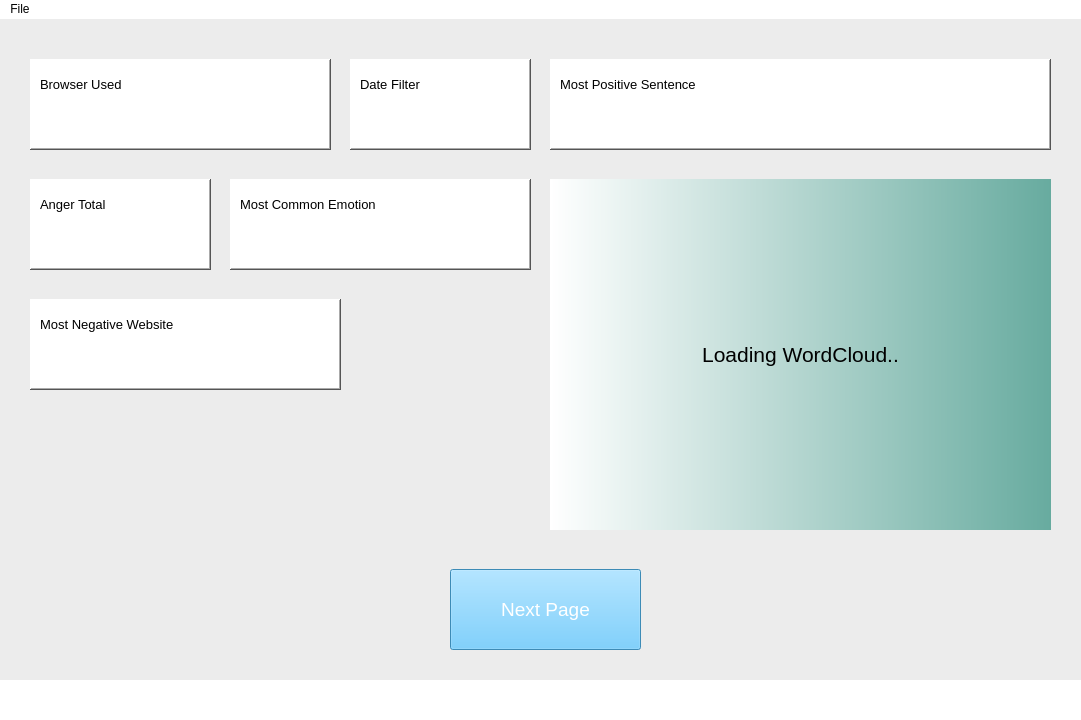
Before: the Qt Designer form src/pyqt/uiFiles/main_window.ui in gerardpslowey/eMot, drawn with Qt 5.
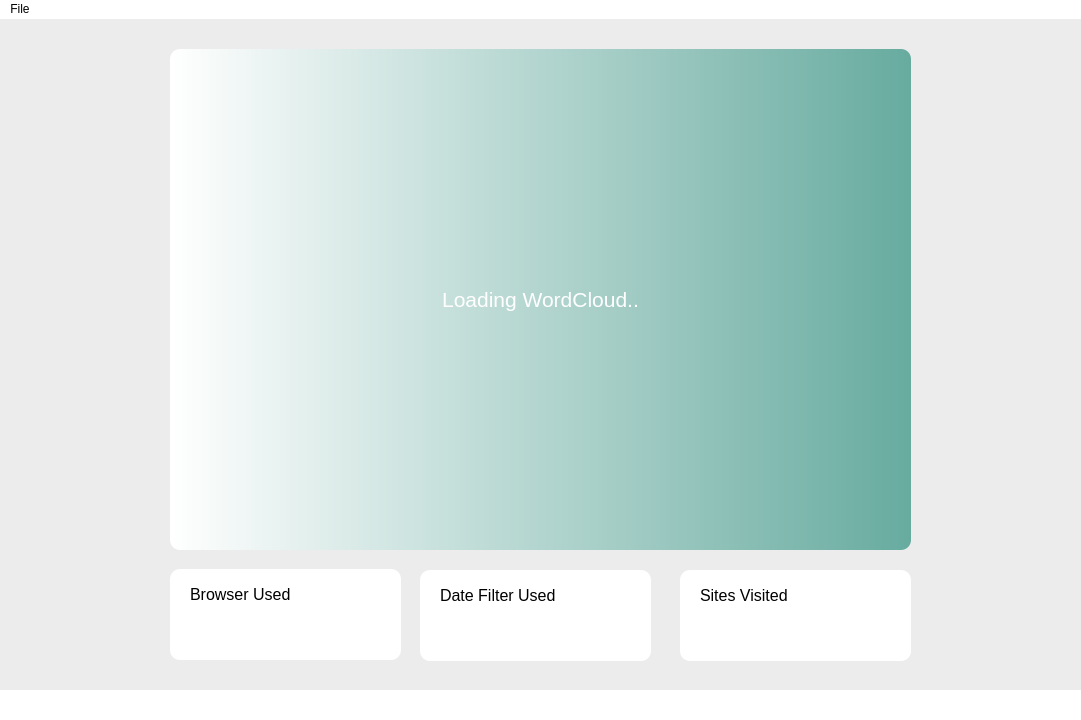
After: the same form once the commit is applied. The open tabs and pages were chosen to show the change. Icons and pictures are not drawn.

```diff
--- a/src/pyqt/uiFiles/main_window.ui
+++ b/src/pyqt/uiFiles/main_window.ui
@@ -42,7 +42,7 @@
       <x>0</x>
       <y>0</y>
       <width>1081</width>
-      <height>661</height>
+      <height>671</height>
      </rect>
     </property>
     <property name="font">
@@ -58,11 +58,14 @@
     <property name="layoutDirection">
      <enum>Qt::LeftToRight</enum>
     </property>
+    <property name="styleSheet">
+     <string notr="true"/>
+    </property>
     <property name="frameShape">
      <enum>QFrame::NoFrame</enum>
     </property>
     <property name="currentIndex">
-     <number>2</number>
+     <number>1</number>
     </property>
     <widget class="QWidget" name="homePage">
      <widget class="QLabel" name="browserTextLabel">
@@ -197,9 +200,9 @@
       <property name="geometry">
        <rect>
         <x>390</x>
-        <y>30</y>
+        <y>28</y>
         <width>279</width>
-        <height>119</height>
+        <height>121</height>
        </rect>
       </property>
       <property name="font">
@@ -264,7 +267,8 @@
 selection-color: rgb(0, 0, 0);
 background-color: rgb(103, 171, 159);
 selection-background-color: rgb(68, 112, 104);
-border: 1px solid black;</string>
+border: 1px solid black;
+border-radius: 10px;</string>
       </property>
       <property name="text">
        <string>Go!</string>
@@ -351,10 +355,10 @@
      <widget class="QLabel" name="emotHeader2">
       <property name="geometry">
        <rect>
-        <x>390</x>
-        <y>50</y>
-        <width>279</width>
-        <height>81</height>
+        <x>388</x>
+        <y>40</y>
+        <width>281</width>
+        <height>91</height>
        </rect>
       </property>
       <property name="font">
@@ -377,7 +381,7 @@
         <x>260</x>
         <y>130</y>
         <width>531</width>
-        <height>281</height>
+        <height>301</height>
        </rect>
       </property>
       <property name="font">
@@ -385,6 +389,10 @@
         <pointsize>10</pointsize>
        </font>
       </property>
+      <property name="styleSheet">
+       <string notr="true">border: 1px solid black;
+border-radius: 10px;</string>
+      </property>
       <property name="sizeAdjustPolicy">
        <enum>QAbstractScrollArea::AdjustIgnored</enum>
       </property>
@@ -395,9 +403,9 @@
      <widget class="QPushButton" name="results_button">
       <property name="geometry">
        <rect>
-        <x>390</x>
+        <x>380</x>
         <y>450</y>
-        <width>281</width>
+        <width>291</width>
         <height>101</height>
        </rect>
       </property>
@@ -415,10 +423,11 @@
       <property name="styleSheet">
        <string notr="true">color: rgb(255, 255, 255);
 background-color: rgb(255, 125, 102);
-border: 1px solid black;</string>
+border: 1px solid black;
+border-radius: 10px;</string>
       </property>
       <property name="text">
-       <string>Show Results!</string>
+       <string>Calculating...</string>
       </property>
      </widget>
     </widget>
@@ -426,285 +435,13 @@
      <property name="styleSheet">
       <string notr="true">background-color: rgb(236, 236, 236);</string>
      </property>
-     <widget class="QFrame" name="frame">
-      <property name="geometry">
-       <rect>
-        <x>230</x>
-        <y>160</y>
-        <width>301</width>
-        <height>91</height>
-       </rect>
-      </property>
-      <property name="font">
-       <font>
-        <pointsize>10</pointsize>
-        <weight>75</weight>
-        <bold>true</bold>
-       </font>
-      </property>
-      <property name="statusTip">
-       <string>Most Common Emotion</string>
-      </property>
-      <property name="styleSheet">
-       <string notr="true">background-color: rgb(255, 255, 255);</string>
-      </property>
-      <property name="frameShape">
-       <enum>QFrame::WinPanel</enum>
-      </property>
-      <property name="frameShadow">
-       <enum>QFrame::Raised</enum>
-      </property>
-      <widget class="QTextEdit" name="commonTextEdit">
-       <property name="geometry">
-        <rect>
-         <x>10</x>
-         <y>40</y>
-         <width>221</width>
-         <height>31</height>
-        </rect>
-       </property>
-       <property name="font">
-        <font>
-         <pointsize>10</pointsize>
-         <weight>75</weight>
-         <bold>true</bold>
-        </font>
-       </property>
-       <property name="frameShape">
-        <enum>QFrame::NoFrame</enum>
-       </property>
-       <property name="readOnly">
-        <bool>true</bool>
-       </property>
-       <property name="html">
-        <string>&lt;!DOCTYPE HTML PUBLIC &quot;-//W3C//DTD HTML 4.0//EN&quot; &quot;http://www.w3.org/TR/REC-html40/strict.dtd&quot;&gt;
-&lt;html&gt;&lt;head&gt;&lt;meta name=&quot;qrichtext&quot; content=&quot;1&quot; /&gt;&lt;style type=&quot;text/css&quot;&gt;
-p, li { white-space: pre-wrap; }
-&lt;/style&gt;&lt;/head&gt;&lt;body style=&quot; font-family:'MS Shell Dlg 2'; font-size:10pt; font-weight:600; font-style:normal;&quot;&gt;
-&lt;p style=&quot;-qt-paragraph-type:empty; margin-top:0px; margin-bottom:0px; margin-left:0px; margin-right:0px; -qt-block-indent:0; text-indent:0px;&quot;&gt;&lt;br /&gt;&lt;/p&gt;&lt;/body&gt;&lt;/html&gt;</string>
-       </property>
-      </widget>
-      <widget class="QLabel" name="commonLabel">
-       <property name="geometry">
-        <rect>
-         <x>10</x>
-         <y>15</y>
-         <width>221</width>
-         <height>21</height>
-        </rect>
-       </property>
-       <property name="font">
-        <font>
-         <pointsize>10</pointsize>
-        </font>
-       </property>
-       <property name="statusTip">
-        <string/>
-       </property>
-       <property name="layoutDirection">
-        <enum>Qt::LeftToRight</enum>
-       </property>
-       <property name="text">
-        <string>Most Common Emotion</string>
-       </property>
-       <property name="alignment">
-        <set>Qt::AlignLeading|Qt::AlignLeft|Qt::AlignVCenter</set>
-       </property>
-       <property name="margin">
-        <number>4</number>
-       </property>
-      </widget>
-     </widget>
-     <widget class="QFrame" name="frame_2">
-      <property name="geometry">
-       <rect>
-        <x>30</x>
-        <y>280</y>
-        <width>311</width>
-        <height>91</height>
-       </rect>
-      </property>
-      <property name="statusTip">
-       <string>Most Negative Website</string>
-      </property>
-      <property name="styleSheet">
-       <string notr="true">background-color: rgb(255, 255, 255);</string>
-      </property>
-      <property name="frameShape">
-       <enum>QFrame::WinPanel</enum>
-      </property>
-      <property name="frameShadow">
-       <enum>QFrame::Raised</enum>
-      </property>
-      <widget class="QTextEdit" name="websiteTextEdit">
-       <property name="geometry">
-        <rect>
-         <x>10</x>
-         <y>40</y>
-         <width>231</width>
-         <height>31</height>
-        </rect>
-       </property>
-       <property name="font">
-        <font>
-         <pointsize>10</pointsize>
-         <weight>75</weight>
-         <bold>true</bold>
-        </font>
-       </property>
-       <property name="frameShape">
-        <enum>QFrame::NoFrame</enum>
-       </property>
-       <property name="readOnly">
-        <bool>true</bool>
-       </property>
-       <property name="html">
-        <string>&lt;!DOCTYPE HTML PUBLIC &quot;-//W3C//DTD HTML 4.0//EN&quot; &quot;http://www.w3.org/TR/REC-html40/strict.dtd&quot;&gt;
-&lt;html&gt;&lt;head&gt;&lt;meta name=&quot;qrichtext&quot; content=&quot;1&quot; /&gt;&lt;style type=&quot;text/css&quot;&gt;
-p, li { white-space: pre-wrap; }
-&lt;/style&gt;&lt;/head&gt;&lt;body style=&quot; font-family:'MS Shell Dlg 2'; font-size:10pt; font-weight:600; font-style:normal;&quot;&gt;
-&lt;p style=&quot;-qt-paragraph-type:empty; margin-top:0px; margin-bottom:0px; margin-left:0px; margin-right:0px; -qt-block-indent:0; text-indent:0px;&quot;&gt;&lt;br /&gt;&lt;/p&gt;&lt;/body&gt;&lt;/html&gt;</string>
-       </property>
-      </widget>
-      <widget class="QLabel" name="websiteLabel">
-       <property name="geometry">
-        <rect>
-         <x>10</x>
-         <y>10</y>
-         <width>231</width>
-         <height>31</height>
-        </rect>
-       </property>
-       <property name="font">
-        <font>
-         <pointsize>10</pointsize>
-        </font>
-       </property>
-       <property name="text">
-        <string>Most Negative Website</string>
-       </property>
-       <property name="alignment">
-        <set>Qt::AlignLeading|Qt::AlignLeft|Qt::AlignVCenter</set>
-       </property>
-       <property name="margin">
-        <number>4</number>
-       </property>
-      </widget>
-     </widget>
-     <widget class="QFrame" name="frame_3">
-      <property name="geometry">
-       <rect>
-        <x>550</x>
-        <y>40</y>
-        <width>501</width>
-        <height>91</height>
-       </rect>
-      </property>
-      <property name="statusTip">
-       <string>Most Positive Sentence</string>
-      </property>
-      <property name="styleSheet">
-       <string notr="true">background-color: rgb(255, 255, 255);</string>
-      </property>
-      <property name="frameShape">
-       <enum>QFrame::WinPanel</enum>
-      </property>
-      <property name="frameShadow">
-       <enum>QFrame::Raised</enum>
-      </property>
-      <widget class="QTextEdit" name="positiveTextEdit">
-       <property name="geometry">
-        <rect>
-         <x>10</x>
-         <y>40</y>
-         <width>481</width>
-         <height>41</height>
-        </rect>
-       </property>
-       <property name="font">
-        <font>
-         <pointsize>9</pointsize>
-         <weight>75</weight>
-         <bold>true</bold>
-        </font>
-       </property>
-       <property name="frameShape">
-        <enum>QFrame::NoFrame</enum>
-       </property>
-       <property name="horizontalScrollBarPolicy">
-        <enum>Qt::ScrollBarAlwaysOff</enum>
-       </property>
-       <property name="readOnly">
-        <bool>true</bool>
-       </property>
-       <property name="html">
-        <string>&lt;!DOCTYPE HTML PUBLIC &quot;-//W3C//DTD HTML 4.0//EN&quot; &quot;http://www.w3.org/TR/REC-html40/strict.dtd&quot;&gt;
-&lt;html&gt;&lt;head&gt;&lt;meta name=&quot;qrichtext&quot; content=&quot;1&quot; /&gt;&lt;style type=&quot;text/css&quot;&gt;
-p, li { white-space: pre-wrap; }
-&lt;/style&gt;&lt;/head&gt;&lt;body style=&quot; font-family:'MS Shell Dlg 2'; font-size:9pt; font-weight:600; font-style:normal;&quot;&gt;
-&lt;p style=&quot;-qt-paragraph-type:empty; margin-top:0px; margin-bottom:0px; margin-left:0px; margin-right:0px; -qt-block-indent:0; text-indent:0px;&quot;&gt;&lt;br /&gt;&lt;/p&gt;&lt;/body&gt;&lt;/html&gt;</string>
-       </property>
-      </widget>
-      <widget class="QLabel" name="positiveLabel">
-       <property name="geometry">
-        <rect>
-         <x>10</x>
-         <y>10</y>
-         <width>181</width>
-         <height>31</height>
-        </rect>
-       </property>
-       <property name="font">
-        <font>
-         <pointsize>10</pointsize>
-        </font>
-       </property>
-       <property name="text">
-        <string>Most Positive Sentence</string>
-       </property>
-       <property name="alignment">
-        <set>Qt::AlignLeading|Qt::AlignLeft|Qt::AlignVCenter</set>
-       </property>
-       <property name="wordWrap">
-        <bool>true</bool>
-       </property>
-       <property name="margin">
-        <number>4</number>
-       </property>
-      </widget>
-     </widget>
-     <widget class="QPushButton" name="nextPageButton">
-      <property name="geometry">
-       <rect>
-        <x>450</x>
-        <y>550</y>
-        <width>191</width>
-        <height>81</height>
-       </rect>
-      </property>
-      <property name="font">
-       <font>
-        <pointsize>14</pointsize>
-       </font>
-      </property>
-      <property name="statusTip">
-       <string>Look at the next page of results</string>
-      </property>
-      <property name="styleSheet">
-       <string notr="true">background-color: rgb(85, 195, 255);
-color: rgb(255, 255, 255);</string>
-      </property>
-      <property name="text">
-       <string>Next Page</string>
-      </property>
-     </widget>
      <widget class="QLabel" name="wordCloud">
       <property name="geometry">
        <rect>
-        <x>550</x>
-        <y>160</y>
-        <width>501</width>
-        <height>351</height>
+        <x>170</x>
+        <y>30</y>
+        <width>741</width>
+        <height>501</height>
        </rect>
       </property>
       <property name="font">
@@ -713,7 +450,9 @@
        </font>
       </property>
       <property name="styleSheet">
-       <string notr="true">background-color: qlineargradient(spread:pad, x1:0, y1:0, x2:1, y2:0, stop:0 rgba(255, 255, 255, 255), stop:1 rgba(103, 171, 159,255));</string>
+       <string notr="true">background-color: qlineargradient(spread:pad, x1:0, y1:0, x2:1, y2:0, stop:0 rgba(255, 255, 255, 255), stop:1 rgba(103, 171, 159,255));
+color: rgb(255, 255, 255);
+border-radius: 10px;</string>
       </property>
       <property name="text">
        <string>Loading WordCloud..</string>
@@ -722,39 +461,37 @@
        <set>Qt::AlignCenter</set>
       </property>
      </widget>
-     <widget class="QFrame" name="frame_6">
+     <widget class="QFrame" name="frame">
       <property name="geometry">
        <rect>
-        <x>30</x>
-        <y>40</y>
-        <width>301</width>
+        <x>170</x>
+        <y>550</y>
+        <width>231</width>
         <height>91</height>
        </rect>
       </property>
-      <property name="statusTip">
-       <string>The browser you chose</string>
-      </property>
       <property name="styleSheet">
-       <string notr="true">background-color: rgb(255, 255, 255);</string>
+       <string notr="true">background-color: rgb(255, 255, 255);
+border-radius: 10px;</string>
       </property>
       <property name="frameShape">
-       <enum>QFrame::WinPanel</enum>
+       <enum>QFrame::StyledPanel</enum>
       </property>
       <property name="frameShadow">
        <enum>QFrame::Raised</enum>
       </property>
-      <widget class="QTextEdit" name="browserUsedTextEdit">
+      <widget class="QPlainTextEdit" name="browserUsedEdit">
        <property name="geometry">
         <rect>
-         <x>10</x>
-         <y>40</y>
-         <width>271</width>
+         <x>20</x>
+         <y>50</y>
+         <width>201</width>
          <height>31</height>
         </rect>
        </property>
        <property name="font">
         <font>
-         <pointsize>10</pointsize>
+         <pointsize>12</pointsize>
          <weight>75</weight>
          <bold>true</bold>
         </font>
@@ -762,99 +499,84 @@
        <property name="frameShape">
         <enum>QFrame::NoFrame</enum>
        </property>
+       <property name="verticalScrollBarPolicy">
+        <enum>Qt::ScrollBarAlwaysOff</enum>
+       </property>
+       <property name="horizontalScrollBarPolicy">
+        <enum>Qt::ScrollBarAlwaysOff</enum>
+       </property>
        <property name="readOnly">
         <bool>true</bool>
        </property>
-       <property name="html">
-        <string>&lt;!DOCTYPE HTML PUBLIC &quot;-//W3C//DTD HTML 4.0//EN&quot; &quot;http://www.w3.org/TR/REC-html40/strict.dtd&quot;&gt;
-&lt;html&gt;&lt;head&gt;&lt;meta name=&quot;qrichtext&quot; content=&quot;1&quot; /&gt;&lt;style type=&quot;text/css&quot;&gt;
-p, li { white-space: pre-wrap; }
-&lt;/style&gt;&lt;/head&gt;&lt;body style=&quot; font-family:'MS Shell Dlg 2'; font-size:10pt; font-weight:600; font-style:normal;&quot;&gt;
-&lt;p style=&quot;-qt-paragraph-type:empty; margin-top:0px; margin-bottom:0px; margin-left:0px; margin-right:0px; -qt-block-indent:0; text-indent:0px;&quot;&gt;&lt;br /&gt;&lt;/p&gt;&lt;/body&gt;&lt;/html&gt;</string>
-       </property>
       </widget>
-      <widget class="QLabel" name="browserUsedLabel">
+      <widget class="QLabel" name="browserUsed">
        <property name="geometry">
         <rect>
-         <x>10</x>
-         <y>10</y>
-         <width>141</width>
-         <height>31</height>
+         <x>20</x>
+         <y>15</y>
+         <width>201</width>
+         <height>21</height>
         </rect>
        </property>
        <property name="font">
         <font>
-         <pointsize>10</pointsize>
+         <pointsize>12</pointsize>
         </font>
        </property>
        <property name="text">
         <string>Browser Used</string>
        </property>
-       <property name="alignment">
-        <set>Qt::AlignLeading|Qt::AlignLeft|Qt::AlignVCenter</set>
-       </property>
-       <property name="margin">
-        <number>4</number>
-       </property>
       </widget>
      </widget>
-     <widget class="QFrame" name="frame_7">
+     <widget class="QFrame" name="frame_2">
       <property name="geometry">
        <rect>
-        <x>350</x>
-        <y>40</y>
-        <width>181</width>
+        <x>420</x>
+        <y>551</y>
+        <width>231</width>
         <height>91</height>
        </rect>
       </property>
       <property name="styleSheet">
-       <string notr="true">background-color: rgb(255, 255, 255);</string>
+       <string notr="true">background-color: rgb(255, 255, 255);
+border-radius: 10px;</string>
       </property>
       <property name="frameShape">
-       <enum>QFrame::WinPanel</enum>
+       <enum>QFrame::StyledPanel</enum>
       </property>
       <property name="frameShadow">
        <enum>QFrame::Raised</enum>
       </property>
-      <widget class="QLabel" name="dateFilterLabel">
+      <widget class="QLabel" name="dateUsed">
        <property name="geometry">
         <rect>
-         <x>10</x>
-         <y>10</y>
-         <width>121</width>
-         <height>31</height>
+         <x>20</x>
+         <y>15</y>
+         <width>201</width>
+         <height>21</height>
         </rect>
        </property>
        <property name="font">
         <font>
-         <pointsize>10</pointsize>
+         <pointsize>12</pointsize>
         </font>
        </property>
-       <property name="statusTip">
-        <string>Bar Chart</string>
-       </property>
        <property name="text">
-        <string>Date Filter</string>
+        <string>Date Filter Used</string>
        </property>
-       <property name="alignment">
-        <set>Qt::AlignLeading|Qt::AlignLeft|Qt::AlignVCenter</set>
-       </property>
-       <property name="margin">
-        <number>4</number>
-       </property>
       </widget>
-      <widget class="QTextEdit" name="dateFiltrTextEdit">
+      <widget class="QPlainTextEdit" name="dateUsedEdit">
        <property name="geometry">
         <rect>
-         <x>10</x>
-         <y>40</y>
-         <width>161</width>
+         <x>20</x>
+         <y>50</y>
+         <width>201</width>
          <height>31</height>
         </rect>
        </property>
        <property name="font">
         <font>
-         <pointsize>10</pointsize>
+         <pointsize>12</pointsize>
          <weight>75</weight>
          <bold>true</bold>
         </font>
@@ -862,225 +584,80 @@
        <property name="frameShape">
         <enum>QFrame::NoFrame</enum>
        </property>
+       <property name="verticalScrollBarPolicy">
+        <enum>Qt::ScrollBarAlwaysOff</enum>
+       </property>
+       <property name="horizontalScrollBarPolicy">
+        <enum>Qt::ScrollBarAlwaysOff</enum>
+       </property>
        <property name="readOnly">
         <bool>true</bool>
        </property>
-       <property name="html">
-        <string>&lt;!DOCTYPE HTML PUBLIC &quot;-//W3C//DTD HTML 4.0//EN&quot; &quot;http://www.w3.org/TR/REC-html40/strict.dtd&quot;&gt;
-&lt;html&gt;&lt;head&gt;&lt;meta name=&quot;qrichtext&quot; content=&quot;1&quot; /&gt;&lt;style type=&quot;text/css&quot;&gt;
-p, li { white-space: pre-wrap; }
-&lt;/style&gt;&lt;/head&gt;&lt;body style=&quot; font-family:'MS Shell Dlg 2'; font-size:10pt; font-weight:600; font-style:normal;&quot;&gt;
-&lt;p style=&quot;-qt-paragraph-type:empty; margin-top:0px; margin-bottom:0px; margin-left:0px; margin-right:0px; -qt-block-indent:0; text-indent:0px;&quot;&gt;&lt;br /&gt;&lt;/p&gt;&lt;/body&gt;&lt;/html&gt;</string>
-       </property>
       </widget>
      </widget>
-     <widget class="QFrame" name="frame_5">
+     <widget class="QFrame" name="frame_3">
       <property name="geometry">
        <rect>
-        <x>30</x>
-        <y>160</y>
-        <width>181</width>
+        <x>680</x>
+        <y>551</y>
+        <width>231</width>
         <height>91</height>
        </rect>
       </property>
-      <property name="statusTip">
-       <string>The total amount of anger in all the sentences</string>
-      </property>
       <property name="styleSheet">
-       <string notr="true">background-color: rgb(255, 255, 255);</string>
+       <string notr="true">background-color: rgb(255, 255, 255);
+border-radius: 10px;</string>
       </property>
       <property name="frameShape">
-       <enum>QFrame::WinPanel</enum>
+       <enum>QFrame::StyledPanel</enum>
       </property>
       <property name="frameShadow">
        <enum>QFrame::Raised</enum>
       </property>
-      <widget class="QLabel" name="angerLabel">
+      <widget class="QLabel" name="sitesVisitedLabel">
        <property name="geometry">
         <rect>
-         <x>10</x>
-         <y>10</y>
-         <width>141</width>
-         <height>31</height>
+         <x>20</x>
+         <y>15</y>
+         <width>201</width>
+         <height>21</height>
         </rect>
        </property>
        <property name="font">
         <font>
-         <pointsize>10</pointsize>
+         <pointsize>12</pointsize>
         </font>
        </property>
        <property name="text">
-        <string>Anger Total</string>
+        <string>Sites Visited</string>
        </property>
-       <property name="alignment">
-        <set>Qt::AlignLeading|Qt::AlignLeft|Qt::AlignVCenter</set>
-       </property>
-       <property name="margin">
-        <number>4</number>
-       </property>
       </widget>
-      <widget class="QTextEdit" name="angerTextEdit">
+      <widget class="QPlainTextEdit" name="numSitesEdit">
        <property name="geometry">
         <rect>
-         <x>10</x>
-         <y>40</y>
-         <width>141</width>
+         <x>20</x>
+         <y>50</y>
+         <width>201</width>
          <height>31</height>
         </rect>
        </property>
        <property name="font">
         <font>
-         <pointsize>10</pointsize>
+         <pointsize>12</pointsize>
          <weight>75</weight>
          <bold>true</bold>
         </font>
        </property>
-       <property name="frameShape">
-        <enum>QFrame::NoFrame</enum>
+       <property name="verticalScrollBarPolicy">
+        <enum>Qt::ScrollBarAlwaysOff</enum>
        </property>
-       <property name="readOnly">
-        <bool>true</bool>
-       </property>
-       <property name="html">
-        <string>&lt;!DOCTYPE HTML PUBLIC &quot;-//W3C//DTD HTML 4.0//EN&quot; &quot;http://www.w3.org/TR/REC-html40/strict.dtd&quot;&gt;
-&lt;html&gt;&lt;head&gt;&lt;meta name=&quot;qrichtext&quot; content=&quot;1&quot; /&gt;&lt;style type=&quot;text/css&quot;&gt;
-p, li { white-space: pre-wrap; }
-&lt;/style&gt;&lt;/head&gt;&lt;body style=&quot; font-family:'MS Shell Dlg 2'; font-size:10pt; font-weight:600; font-style:normal;&quot;&gt;
-&lt;p style=&quot;-qt-paragraph-type:empty; margin-top:0px; margin-bottom:0px; margin-left:0px; margin-right:0px; -qt-block-indent:0; text-indent:0px;&quot;&gt;&lt;br /&gt;&lt;/p&gt;&lt;/body&gt;&lt;/html&gt;</string>
-       </property>
-      </widget>
-     </widget>
-    </widget>
-    <widget class="QWidget" name="reportsPage2">
-     <property name="styleSheet">
-      <string notr="true">background-color: rgb(236, 236, 236);</string>
-     </property>
-     <widget class="QPushButton" name="previousPageButton">
-      <property name="geometry">
-       <rect>
-        <x>450</x>
-        <y>550</y>
-        <width>191</width>
-        <height>81</height>
-       </rect>
-      </property>
-      <property name="font">
-       <font>
-        <pointsize>14</pointsize>
-       </font>
-      </property>
-      <property name="styleSheet">
-       <string notr="true">background-color: rgb(85, 195, 255);
-background-color: rgb(255, 94, 105);
-color: rgb(255, 255, 255);</string>
-      </property>
-      <property name="text">
-       <string>Previous Page</string>
-      </property>
-     </widget>
-     <widget class="QFrame" name="frame_4">
-      <property name="geometry">
-       <rect>
-        <x>30</x>
-        <y>40</y>
-        <width>501</width>
-        <height>91</height>
-       </rect>
-      </property>
-      <property name="statusTip">
-       <string>The sentence that showed the most fear</string>
-      </property>
-      <property name="styleSheet">
-       <string notr="true">background-color: rgb(255, 255, 255);</string>
-      </property>
-      <property name="frameShape">
-       <enum>QFrame::WinPanel</enum>
-      </property>
-      <property name="frameShadow">
-       <enum>QFrame::Raised</enum>
-      </property>
-      <widget class="QTextEdit" name="fearTextEdit">
-       <property name="geometry">
-        <rect>
-         <x>10</x>
-         <y>40</y>
-         <width>481</width>
-         <height>41</height>
-        </rect>
-       </property>
-       <property name="font">
-        <font>
-         <pointsize>9</pointsize>
-         <weight>75</weight>
-         <bold>true</bold>
-        </font>
-       </property>
-       <property name="frameShape">
-        <enum>QFrame::NoFrame</enum>
-       </property>
        <property name="horizontalScrollBarPolicy">
         <enum>Qt::ScrollBarAlwaysOff</enum>
        </property>
        <property name="readOnly">
         <bool>true</bool>
        </property>
-       <property name="html">
-        <string>&lt;!DOCTYPE HTML PUBLIC &quot;-//W3C//DTD HTML 4.0//EN&quot; &quot;http://www.w3.org/TR/REC-html40/strict.dtd&quot;&gt;
-&lt;html&gt;&lt;head&gt;&lt;meta name=&quot;qrichtext&quot; content=&quot;1&quot; /&gt;&lt;style type=&quot;text/css&quot;&gt;
-p, li { white-space: pre-wrap; }
-&lt;/style&gt;&lt;/head&gt;&lt;body style=&quot; font-family:'MS Shell Dlg 2'; font-size:9pt; font-weight:600; font-style:normal;&quot;&gt;
-&lt;p align=&quot;center&quot; style=&quot;-qt-paragraph-type:empty; margin-top:0px; margin-bottom:0px; margin-left:0px; margin-right:0px; -qt-block-indent:0; text-indent:0px; font-size:10pt;&quot;&gt;&lt;br /&gt;&lt;/p&gt;&lt;/body&gt;&lt;/html&gt;</string>
-       </property>
       </widget>
-      <widget class="QLabel" name="fearLabel">
-       <property name="geometry">
-        <rect>
-         <x>10</x>
-         <y>10</y>
-         <width>201</width>
-         <height>31</height>
-        </rect>
-       </property>
-       <property name="font">
-        <font>
-         <pointsize>10</pointsize>
-        </font>
-       </property>
-       <property name="text">
-        <string>Most Fearful Sentence</string>
-       </property>
-       <property name="alignment">
-        <set>Qt::AlignLeading|Qt::AlignLeft|Qt::AlignVCenter</set>
-       </property>
-       <property name="wordWrap">
-        <bool>true</bool>
-       </property>
-       <property name="margin">
-        <number>4</number>
-       </property>
-      </widget>
-     </widget>
-     <widget class="QWidget" name="verticalLayoutWidget_2">
-      <property name="geometry">
-       <rect>
-        <x>29</x>
-        <y>159</y>
-        <width>501</width>
-        <height>351</height>
-       </rect>
-      </property>
-      <layout class="QVBoxLayout" name="pieChartLayout"/>
-     </widget>
-     <widget class="QWidget" name="verticalLayoutWidget_4">
-      <property name="geometry">
-       <rect>
-        <x>550</x>
-        <y>160</y>
-        <width>501</width>
-        <height>351</height>
-       </rect>
-      </property>
-      <layout class="QVBoxLayout" name="barChartLayout"/>
      </widget>
     </widget>
    </widget>
```
